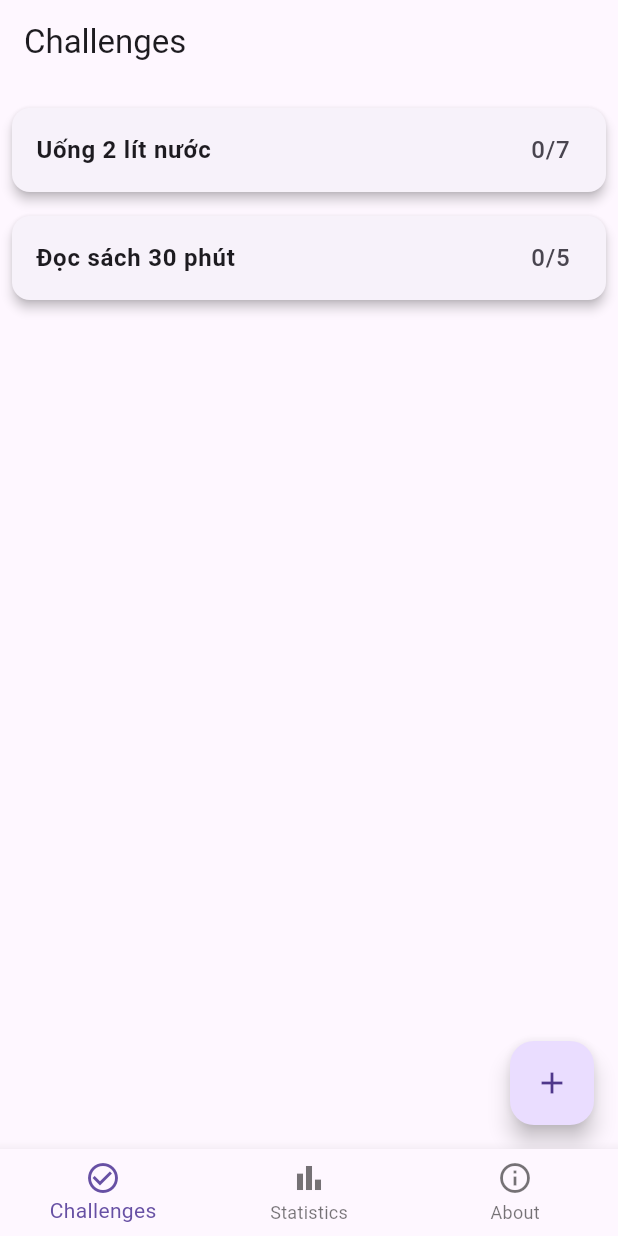
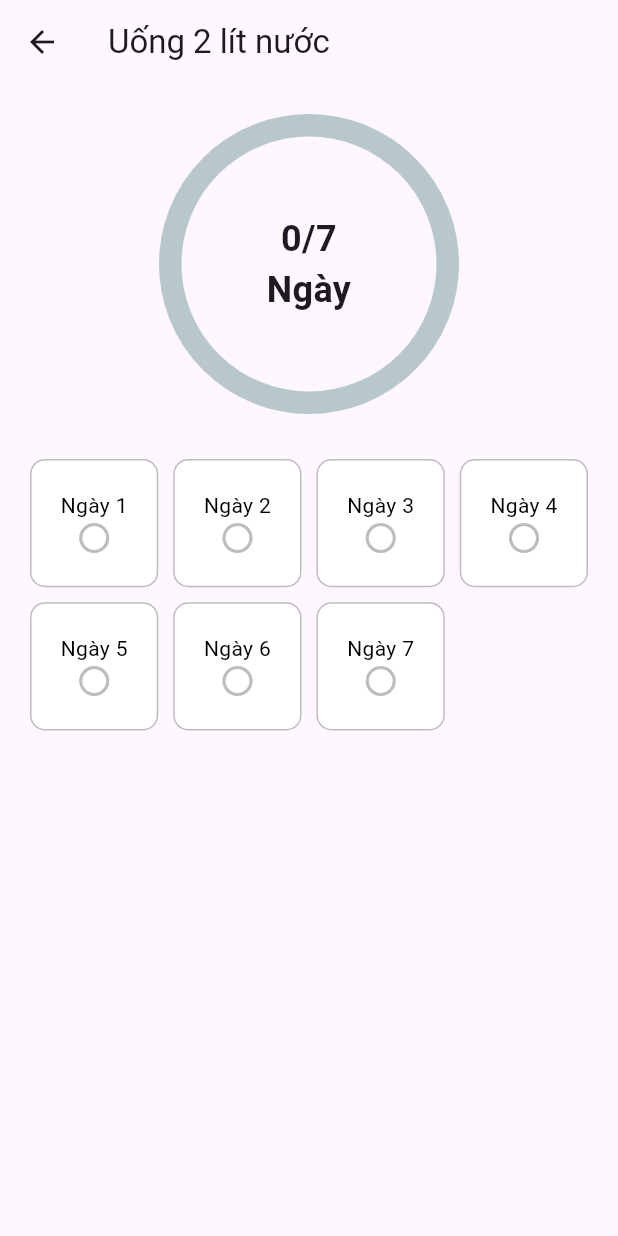
Before and after one commit to truong180805/2025_LTTBDD_N05_Nhom_8, a Flutter app: the screen it shows after launch, after a tap on "Uống 2 lít nước", on a phone screen of 412 x 824 dp. Run offline on Flutter 3.47's test engine with Material 3 defaults, Android fonts, the light colour scheme and no system bars; drawn by our look-alikes of percent_indicator.

Commit message:
them man hinh chi tiet

```diff
--- a/mini_habit_challenge/lib/screens/challenge_list_screen.dart
+++ b/mini_habit_challenge/lib/screens/challenge_list_screen.dart
@@ -1,5 +1,6 @@
 import 'package:flutter/material.dart';
 
+import 'habit_detail_screen.dart';
 import 'package:provider/provider.dart';
 import 'package:mini_habit_challenge/l10n/app_localizations.dart';
 import '../providers/habit_provider.dart';
@@ -11,7 +12,7 @@ class ChallengeListScreen extends StatelessWidget {
   Widget build(BuildContext context) {
     final l10n = AppLocalizations.of(context)!;
 
-    final habitProvider = Provider.of<HabitProvider>(context, listen: false );
+    final habitProvider = Provider.of<HabitProvider>(context, listen: false);
 
     //dung consumer de 'lang nghe' thay doi
     return Consumer<HabitProvider>(
@@ -19,9 +20,7 @@ class ChallengeListScreen extends StatelessWidget {
         final habits = consumerProvider.habits; //lay danh sach thoi quen
 
         return Scaffold(
-          appBar: AppBar(
-            title: Text(l10n.tabChallenges)
-            ),
+          appBar: AppBar(title: Text(l10n.tabChallenges)),
           body: habits.isEmpty
               ? Center(child: Text(l10n.noHabits))
               : ListView.builder(
@@ -41,7 +40,15 @@ class ChallengeListScreen extends StatelessWidget {
                           "${habit.daysCompleted}/${habit.totalDays}",
                           style: TextStyle(fontSize: 16),
                         ),
-                        onTap: () {},
+                        onTap: () {
+                          Navigator.push(
+                            context,
+                            MaterialPageRoute(
+                              builder: (context) =>
+                                  HabitDetailScreen(habitId: habit.id),
+                            ),
+                          );
+                        },
                       ),
                     );
                   },
@@ -57,13 +64,18 @@ class ChallengeListScreen extends StatelessWidget {
       },
     );
   }
-  void _showAddHabitDialog(BuildContext context, HabitProvider provider, AppLocalizations l10n){
+
+  void _showAddHabitDialog(
+    BuildContext context,
+    HabitProvider provider,
+    AppLocalizations l10n,
+  ) {
     final nameController = TextEditingController();
     final daysController = TextEditingController(text: "7");
 
     showDialog(
       context: context,
-      builder: (context){
+      builder: (context) {
         return AlertDialog(
           title: Text(l10n.addHabit),
           content: Column(
@@ -77,12 +89,10 @@ class ChallengeListScreen extends StatelessWidget {
                 ),
                 autocorrect: true,
               ),
-              SizedBox(height: 16,),
+              SizedBox(height: 16),
               TextField(
                 controller: daysController,
-                decoration: InputDecoration(
-                  labelText: l10n.durationInDays,
-                ),
+                decoration: InputDecoration(labelText: l10n.durationInDays),
                 keyboardType: TextInputType.number,
               ),
             ],
@@ -97,7 +107,7 @@ class ChallengeListScreen extends StatelessWidget {
                 final name = nameController.text;
                 final days = int.tryParse(daysController.text) ?? 7;
 
-                if (name.isNotEmpty){
+                if (name.isNotEmpty) {
                   provider.addHabits(name, days);
                   Navigator.pop(context);
                 }
@@ -106,7 +116,7 @@ class ChallengeListScreen extends StatelessWidget {
             ),
           ],
         );
-      }
+      },
     );
   }
 }
--- /dev/null
+++ b/mini_habit_challenge/lib/screens/habit_detail_screen.dart
@@ -0,0 +1,99 @@
+// lib/screens/habit_detail_screen.dart
+import 'package:flutter/material.dart';
+import 'package:provider/provider.dart';
+import 'package:percent_indicator/percent_indicator.dart'; // Import
+import '../providers/habit_provider.dart';
+import 'package:mini_habit_challenge/l10n/app_localizations.dart';
+
+class HabitDetailScreen extends StatelessWidget {
+  final String habitId; // ID để biết đang xem thói quen nào
+
+  const HabitDetailScreen({super.key, required this.habitId});
+
+  @override
+  Widget build(BuildContext context) {
+    final l10n = AppLocalizations.of(context)!;
+
+    return Consumer<HabitProvider>(
+      builder: (context, provider, child) {
+
+        final habit = provider.getHabitById(habitId);
+
+        return Scaffold(
+          appBar: AppBar(
+            title: Text(habit.name),
+          ),
+          body: SingleChildScrollView(
+            padding: EdgeInsets.all(20),
+            child: Column(
+              crossAxisAlignment: CrossAxisAlignment.stretch,
+              children: [
+                // 1. Vòng tròn tiến độ
+                Center(
+                  child: CircularPercentIndicator(
+                    radius: 100.0,
+                    lineWidth: 15.0,
+                    percent: habit.progress, // Dữ liệu từ provider
+                    center: Text(
+                      "${habit.daysCompleted}/${habit.totalDays}\nNgày",
+                      textAlign: TextAlign.center,
+                      style: TextStyle(fontSize: 24, fontWeight: FontWeight.bold),
+                    ),
+                    progressColor: Colors.blueAccent,
+                  ),
+                ),
+                SizedBox(height: 30),
+
+
+                GridView.builder(
+                  physics: NeverScrollableScrollPhysics(),
+                  shrinkWrap: true,
+                  gridDelegate: SliverGridDelegateWithFixedCrossAxisCount(
+                    crossAxisCount: 4,
+                    crossAxisSpacing: 10,
+                    mainAxisSpacing: 10,
+                  ),
+                  itemCount: habit.totalDays,
+                  itemBuilder: (context, index) {
+                    final dayNumber = index + 1;
+                    final isCompleted = habit.completionStatus[index];
+
+                    return InkWell(
+                      onTap: () {
+
+                      },
+                      child: Container(
+                        decoration: BoxDecoration(
+                          color: isCompleted ? Colors.blueAccent : Colors.white,
+                          borderRadius: BorderRadius.circular(10),
+                          border: Border.all(
+                            color: isCompleted ? Colors.blueAccent : Colors.grey.shade400,
+                          ),
+                        ),
+                        child: Column(
+                          mainAxisAlignment: MainAxisAlignment.center,
+                          children: [
+                            Text(
+                              "Ngày $dayNumber",
+                              style: TextStyle(
+                                color: isCompleted ? Colors.white : Colors.black,
+                              ),
+                            ),
+                            Icon(
+                              isCompleted ? Icons.check_circle : Icons.radio_button_unchecked,
+                              color: isCompleted ? Colors.white : Colors.grey.shade400,
+                            ),
+                          ],
+                        ),
+                      ),
+                    );
+                  },
+                ),
+              ],
+            ),
+          ),
+        );
+      },
+    );
+  }
+}
```
Also changed, not shown: mini_habit_challenge/lib/screens/habit_/detail_screen.dart (deleted). Lines whose indentation alone changed are shown as unchanged.
